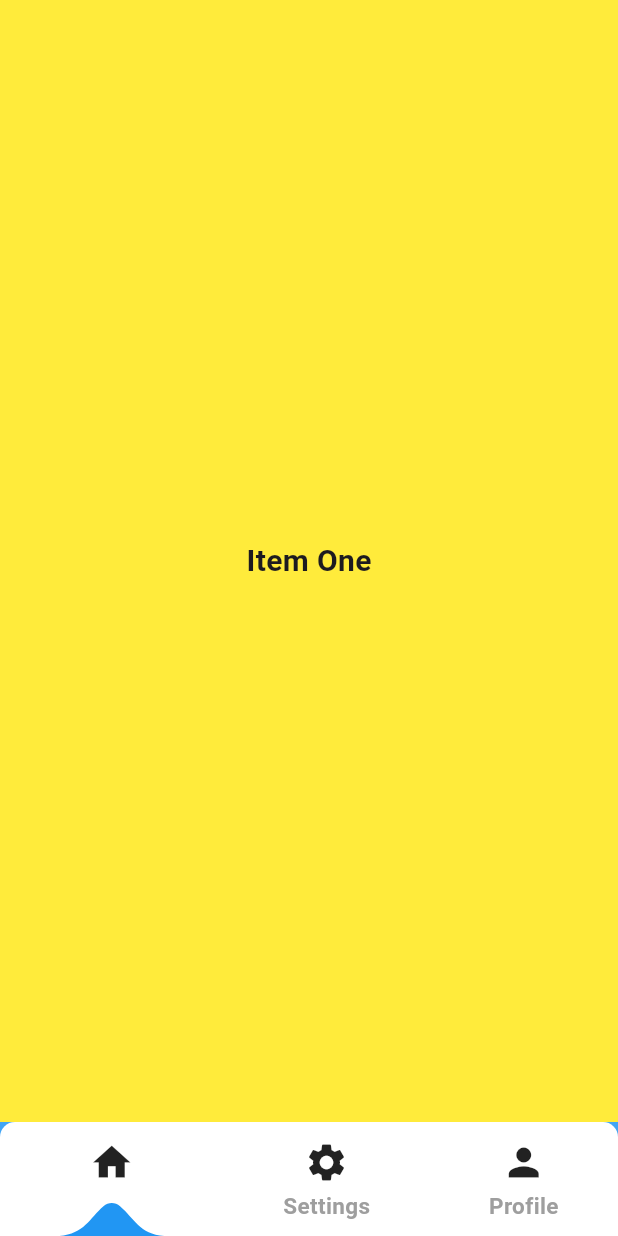
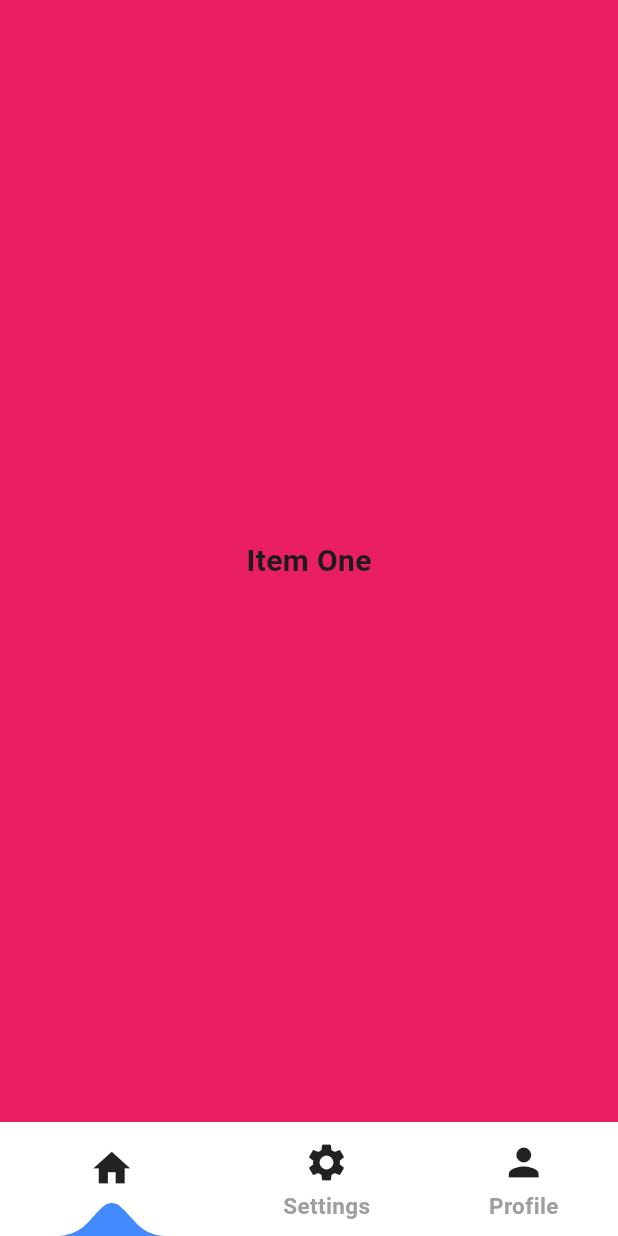
Before and after one commit to Zee604/aqua_nav_bar, a Flutter app: the screen it shows after launch, item 2 of the bottom bar chosen, after a tap on "Home", on a phone screen of 412 x 824 dp. Run offline on Flutter 3.47's test engine with Material 3 defaults, Android fonts, the phone set to English and light mode, and no system bars.

Commit message:
Selected Index Name Changed to Current Index

```diff
--- a/example/lib/main.dart
+++ b/example/lib/main.dart
@@ -1,6 +1,5 @@
 import 'package:aqua_nav_bar/aqua_nav_bar.dart';
 import 'package:flutter/material.dart';
-
 
 void main() {
   runApp(const MyApp());
@@ -24,7 +23,6 @@ class MyApp extends StatelessWidget {
   }
 }
 
-
 class HomePage extends StatefulWidget {
   const HomePage({Key? key}) : super(key: key);
 
@@ -33,26 +31,22 @@ class HomePage extends StatefulWidget {
 }
 
 class _HomePageState extends State<HomePage> {
+  final _navPages = [const ItemOne(), const ItemTwo(), const ItemThree()];
 
-  final _navPages = [
-    const ItemOne(),
-    const ItemTwo(),
-    const ItemThree()
-  ];
-
-  int selectedIndex = 0;
+  int currentIndex = 0;
 
   @override
   Widget build(BuildContext context) {
     return Scaffold(
-      backgroundColor: Colors.blue.shade400,
+      backgroundColor: Colors.white,
       bottomNavigationBar: AquaNavBar(
-          selectedIndex: selectedIndex,
+        currentIndex: currentIndex,
         textSize: 15.0,
-          titleColor: Colors.grey,
-          onItemSelected: (index){
+        textColor: Colors.grey,
+        activeColor: Colors.blueAccent,
+        onItemSelected: (index) {
           setState(() {
-            selectedIndex = index;
+            currentIndex = index;
           });
         },
         barItems: [
@@ -62,30 +56,28 @@ class _HomePageState extends State<HomePage> {
                 Icons.home,
                 size: 30.0,
               )),
-
           BarItem(
               title: "Settings",
               icon: const Icon(
                 Icons.settings,
                 size: 30.0,
               )),
-
           BarItem(
               title: "Profile",
               icon: const Icon(
                 Icons.person,
                 size: 30.0,
               ))
-          ], ),
+        ],
+      ),
       body: SizedBox(
         height: MediaQuery.of(context).size.height,
         width: MediaQuery.of(context).size.width,
-        child:  _navPages[selectedIndex],
+        child: _navPages[currentIndex],
       ),
     );
   }
 }
-
 
 class ItemOne extends StatelessWidget {
   const ItemOne({Key? key}) : super(key: key);
@@ -93,13 +85,12 @@ class ItemOne extends StatelessWidget {
   @override
   Widget build(BuildContext context) {
     return Container(
-      color: Colors.yellow,
+      color: Colors.pink,
       child: const Center(
-        child: Text("Item One",
-                style: TextStyle(
-                  fontSize: 20.0,
-                  fontWeight: FontWeight.bold
-                ),),
+        child: Text(
+          "Item One",
+          style: TextStyle(fontSize: 20.0, fontWeight: FontWeight.bold),
+        ),
       ),
     );
   }
@@ -113,11 +104,10 @@ class ItemTwo extends StatelessWidget {
     return Container(
       color: Colors.green,
       child: const Center(
-        child: Text("Item Two",
-          style: TextStyle(
-              fontSize: 20.0,
-              fontWeight: FontWeight.bold
-          ),),
+        child: Text(
+          "Item Two",
+          style: TextStyle(fontSize: 20.0, fontWeight: FontWeight.bold),
+        ),
       ),
     );
   }
@@ -131,11 +121,10 @@ class ItemThree extends StatelessWidget {
     return Container(
       color: Colors.red,
       child: const Center(
-        child: Text("Item Three",
-          style: TextStyle(
-              fontSize: 20.0,
-              fontWeight: FontWeight.bold
-          ),),
+        child: Text(
+          "Item Three",
+          style: TextStyle(fontSize: 20.0, fontWeight: FontWeight.bold),
+        ),
       ),
     );
   }
--- a/lib/src/aqua_nav_bar_base.dart
+++ b/lib/src/aqua_nav_bar_base.dart
@@ -3,11 +3,9 @@ import 'package:flutter/material.dart';
 
 import 'bar_items.dart';
 
-
 typedef OnButtonPressCallback = void Function(int index);
 
 class AquaNavBar extends StatefulWidget {
-
   /// Bar radius
   final BorderRadius borderRadius;
 
@@ -21,47 +19,42 @@ class AquaNavBar extends StatefulWidget {
   final OnButtonPressCallback onItemSelected;
 
   /// Current selected index of the bar item.
-  final int selectedIndex;
+  final int currentIndex;
 
   /// Text Size for title
   final double textSize;
 
   /// Color for Title
-  final Color titleColor;
+  final Color textColor;
 
-  /// Color for selected Item
-  final Color selectedColor;
+  /// Color for active Item
+  final Color activeColor;
 
-
-
-  const AquaNavBar({Key? key,
-    this.borderRadius = const BorderRadius.only(topLeft: Radius.circular(10.0), topRight: Radius.circular(10.0)),
+  const AquaNavBar(
+      {Key? key,
+      this.borderRadius = const BorderRadius.only(
+          topLeft: Radius.circular(10.0), topRight: Radius.circular(10.0)),
       this.backgroundColor = Colors.white,
       required this.barItems,
-    required this.selectedIndex,
+      required this.currentIndex,
       required this.onItemSelected,
       this.textSize = 15.0,
-    this.titleColor = Colors.grey,
-    this.selectedColor = Colors.blue
-
-  }) :
-        assert(barItems.length > 1, 'You must provide minimum 2 bar items'),
-        assert(barItems.length < 5, 'Maximum bar items count is 4, Provide Bar Item >1 & <5'),
+      this.textColor = Colors.grey,
+      this.activeColor = Colors.blue})
+      : assert(barItems.length > 1, 'You must provide minimum 2 bar items'),
+        assert(barItems.length < 5,
+            'Maximum bar items count is 4, Provide Bar Item >1 & <5'),
         super(key: key);
-
-
 
   @override
   State<AquaNavBar> createState() => _AquaNavBarState();
 }
 
 class _AquaNavBarState extends State<AquaNavBar> {
+  void _onTap(int index) {
+    final int selectedIndex = widget.currentIndex;
 
-
-  void _onTap(int index) {
-    final int selectedIndex = widget.selectedIndex;
-
-    if (selectedIndex == index ) {
+    if (selectedIndex == index) {
       return;
     } else {
       widget.onItemSelected(index);
@@ -75,32 +68,26 @@ class _AquaNavBarState extends State<AquaNavBar> {
         width: size.width,
         height: 76,
         decoration: BoxDecoration(
-        color: widget.backgroundColor,
-        borderRadius: widget.borderRadius
-      ),
+            color: widget.backgroundColor, borderRadius: widget.borderRadius),
         alignment: Alignment.center,
         child: Align(
-
           child: Row(
             mainAxisAlignment: MainAxisAlignment.spaceAround,
             crossAxisAlignment: CrossAxisAlignment.center,
-          children: widget.barItems.map((BarItem barItem){
+            children: widget.barItems.map((BarItem barItem) {
               final int index = widget.barItems.indexOf(barItem);
               return ButtonWidget(
                 icon: barItem.icon,
                 title: barItem.title,
                 index: index,
                 onPressed: () => _onTap(index),
-                selectedIndex: widget.selectedIndex,
+                selectedIndex: widget.currentIndex,
                 textSize: widget.textSize,
-              titleColor: widget.titleColor,
-              selectedColor: widget.selectedColor,
-
+                titleColor: widget.textColor,
+                activeColor: widget.activeColor,
               );
-          }
-          ).toList(),
+            }).toList(),
           ),
-      )
-    );
+        ));
   }
 }
--- a/lib/src/bar_items.dart
+++ b/lib/src/bar_items.dart
@@ -1,10 +1,11 @@
 import 'package:flutter/material.dart';
 
-class BarItem{
+class BarItem {
   /// Title
   final String title;
+
   /// Icon
-  final Widget icon;
+  final Icon icon;
 
   BarItem({
     required this.title,
--- a/lib/src/button_widget.dart
+++ b/lib/src/button_widget.dart
@@ -10,9 +10,10 @@ class ButtonWidget extends StatelessWidget {
   final int selectedIndex;
   final double textSize;
   final Color titleColor;
-  final Color selectedColor;
+  final Color activeColor;
 
-  const ButtonWidget({Key? key,
+  const ButtonWidget({
+    Key? key,
     required this.icon,
     required this.title,
     required this.onPressed,
@@ -20,8 +21,7 @@ class ButtonWidget extends StatelessWidget {
     required this.selectedIndex,
     required this.textSize,
     required this.titleColor,
-    required this.selectedColor,
-
+    required this.activeColor,
   }) : super(key: key);
 
   @override
@@ -32,25 +32,31 @@ class ButtonWidget extends StatelessWidget {
         mainAxisAlignment: MainAxisAlignment.end,
         children: [
           icon,
-          SizedBox(height: index == selectedIndex ? 10 : 3.0, width: 0.0,),
-          index != selectedIndex ? Text(title,
+          SizedBox(
+            height: index == selectedIndex ? 6 : 3.0,
+            width: 0.0,
+          ),
+          index != selectedIndex
+              ? Text(
+                  title,
                   style: TextStyle(
                       fontSize: textSize,
                       color: titleColor,
-                    fontWeight: FontWeight.bold
-                  ),) : Transform.flip(
+                      fontWeight: FontWeight.bold),
+                )
+              : Transform.flip(
                   flipY: true,
                   child: CustomPaint(
                     // The Size Of The Canvas
                     size: const Size(70, 24),
                     // The First Painter In The Stack
-            painter: CurvedPainter(
-              selectedColor
-            ),
-
+                    painter: CurvedPainter(activeColor),
                   ),
                 ),
-          SizedBox(height: index == selectedIndex ? 0 : 10.0, width: 0.0,),
+          SizedBox(
+            height: index == selectedIndex ? 0 : 10.0,
+            width: 0.0,
+          ),
         ],
       ),
     );
--- a/lib/src/clipper_shape.dart
+++ b/lib/src/clipper_shape.dart
@@ -1,4 +1,3 @@
-
 import 'package:flutter/material.dart';
 
 class CurvedPainter extends CustomPainter {
@@ -8,20 +7,6 @@ class CurvedPainter extends CustomPainter {
 
   @override
   void paint(Canvas canvas, Size size) {
-
-    /*Paint paint = Paint()..color = selectedColor;
-    Path path = Path()
-      ..moveTo(0, size.height )
-      ..quadraticBezierTo(
-          size.width /2 ,
-          -14,
-          size.width ,
-          size.height)
-      ..lineTo(size.width, size.height)
-      ..lineTo(0, size.height)
-      ..close();
-    canvas.drawPath(path, paint);*/
-
     Path path = Path();
 
     path.cubicTo(
@@ -60,5 +45,4 @@ class CurvedPainter extends CustomPainter {
   bool shouldRepaint(covariant CustomPainter oldDelegate) {
     return true;
   }
-
 }
```
Also changed, not shown: pubspec.yaml (+4 -3 lines), example/analysis_options.yaml (line endings or trailing spaces), example/pubspec.yaml (line endings or trailing spaces), 43 other files. Lines whose indentation alone changed are shown as unchanged.
